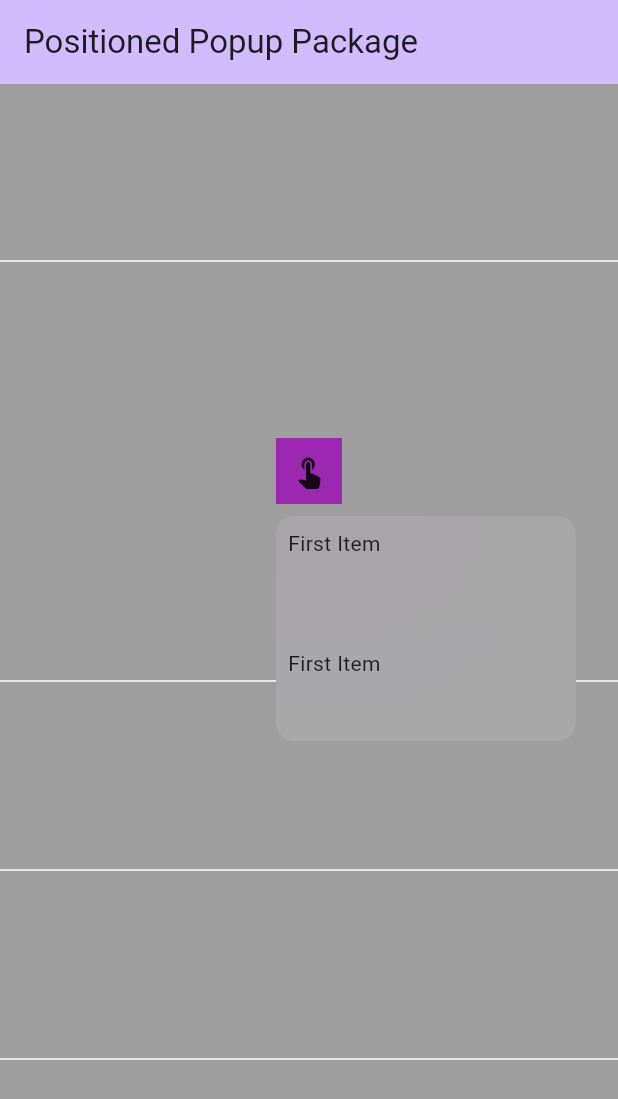
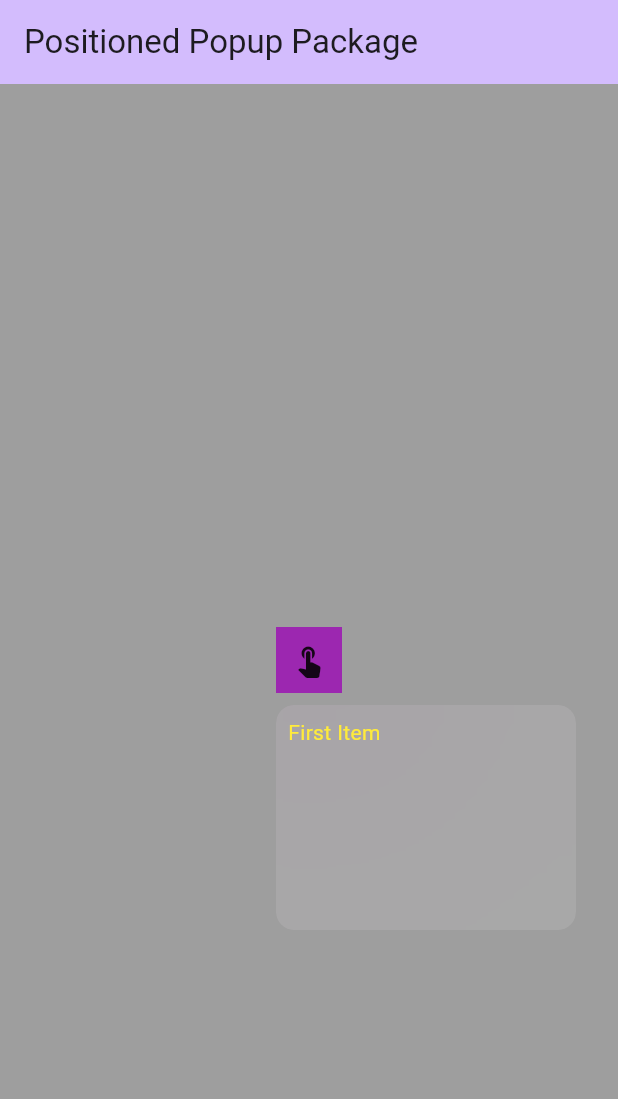
Before and after one commit to baharehkeivani/positioned_pop_up, a Flutter app: the screen it shows after launch, after a tap on the "touch app" icon, on a phone screen of 412 x 824 dp. Shown: the top 1099 px of the screen. Run offline on Flutter 3.47's test engine with Material 3 defaults, Android fonts, the phone set to English and light mode, and no system bars.

Commit message:
update pop up bug fixed

```diff
--- a/example/lib/main.dart
+++ b/example/lib/main.dart
@@ -33,6 +33,8 @@ class MyHomePage extends StatefulWidget {
 class _MyHomePageState extends State<MyHomePage> {
   Color color = Colors.yellow;
 
+  GlobalKey popUpKey = GlobalKey();
+
   @override
   Widget build(BuildContext context) {
     return Scaffold(
@@ -41,11 +43,11 @@ class _MyHomePageState extends State<MyHomePage> {
         title: Text(widget.title),
       ),
       backgroundColor: Colors.grey,
-      body: Column(
-        mainAxisAlignment: MainAxisAlignment.spaceEvenly,
-        children: [
-          Divider(color: Colors.white,),
-          PositionedPopUpButton(backgroundIsBlurred: true,height: 150,
+      body: Center(
+        child: PositionedPopUpButton(
+          key: popUpKey,
+          backgroundIsBlurred: true,
+          height: 150,
           button: Container(
             padding: const EdgeInsets.all(10),
             color: Colors.purple,
@@ -55,100 +57,26 @@ class _MyHomePageState extends State<MyHomePage> {
             StatefulBuilder(
               builder: (context, itemSetState) {
                 return InkWell(
-                    child: Container(
-                      height: 80,
-                      child: const Text("First Item"),
-                    ),
+                  child: Text("First Item",style: TextStyle(color: color)),
                   onHover: (value) {
                     itemSetState(() {
                       if (value) {
                         color = Colors.deepOrangeAccent;
-                        } else {
-                          color = Colors.red;
                       }
                     });
                   },
                   onTap: () {
                     itemSetState(() {
                       color = Colors.purpleAccent;
-                      });
-                    },
-                  );
-                },
-              ),StatefulBuilder(
-                builder: (context, itemSetState) {
-                  return InkWell(
-                    child: Container(
-                      height: 80,
-                      child: const Text("First Item"),
-                    ),
-                    onHover: (value) {
-                      itemSetState(() {
-                        if (value) {
-                          color = Colors.deepOrangeAccent;
-                        } else {
-                          color = Colors.red;
-                        }
-                      });
-                    },
-                    onTap: () {
-                      itemSetState(() {
-                        color = Colors.purpleAccent;
-                      });
-                    },
-                  );
-                },
-              ),StatefulBuilder(
-                builder: (context, itemSetState) {
-                  return InkWell(
-                    child: Container(
-                      height: 80,
-                      child: const Text("First Item"),
-                    ),
-                    onHover: (value) {
-                      itemSetState(() {
-                        if (value) {
-                          color = Colors.deepOrangeAccent;
-                        } else {
-                          color = Colors.red;
-                        }
-                      });
-                    },
-                    onTap: () {
-                      itemSetState(() {
-                        color = Colors.purpleAccent;
-                      });
-                    },
-                  );
-                },
-              ),StatefulBuilder(
-                builder: (context, itemSetState) {
-                  return InkWell(
-                    child: Container(
-                      height: 80,
-                      child: const Text("First Item"),
-                    ),
-                    onHover: (value) {
-                      itemSetState(() {
-                        if (value) {
-                          color = Colors.deepOrangeAccent;
-                        } else {
-                          color = Colors.red;
-                        }
-                      });
-                    },
-                    onTap: () {
-                      itemSetState(() {
-                        color = Colors.purpleAccent;
+                      (popUpKey.currentWidget as PositionedPopUpButton)
+                          .updatePopUp();
                     });
                   },
                 );
               },
             ),
           ],
-          ),Divider(color: Colors.white,),Divider(color: Colors.white,),
-          Divider(color: Colors.white,),
-        ],
+        ),
       ),
     );
   }
--- a/lib/dialog_clip_rrect.dart
+++ b/lib/dialog_clip_rrect.dart
@@ -40,7 +40,7 @@ class DialogClipRRect extends StatelessWidget {
             borderRadius: BorderRadius.circular(12),
           ),
           padding: const EdgeInsets.all(8),
-          child: ListView(shrinkWrap: true, children: items,padding: padding),
+          child: ListView(shrinkWrap: true,padding: padding, children: items),
         ),
       ),
     );
```
Also changed, not shown: lib/positioned_pop_up_button.dart (+12 -14 lines). Lines whose indentation alone changed are shown as unchanged.
